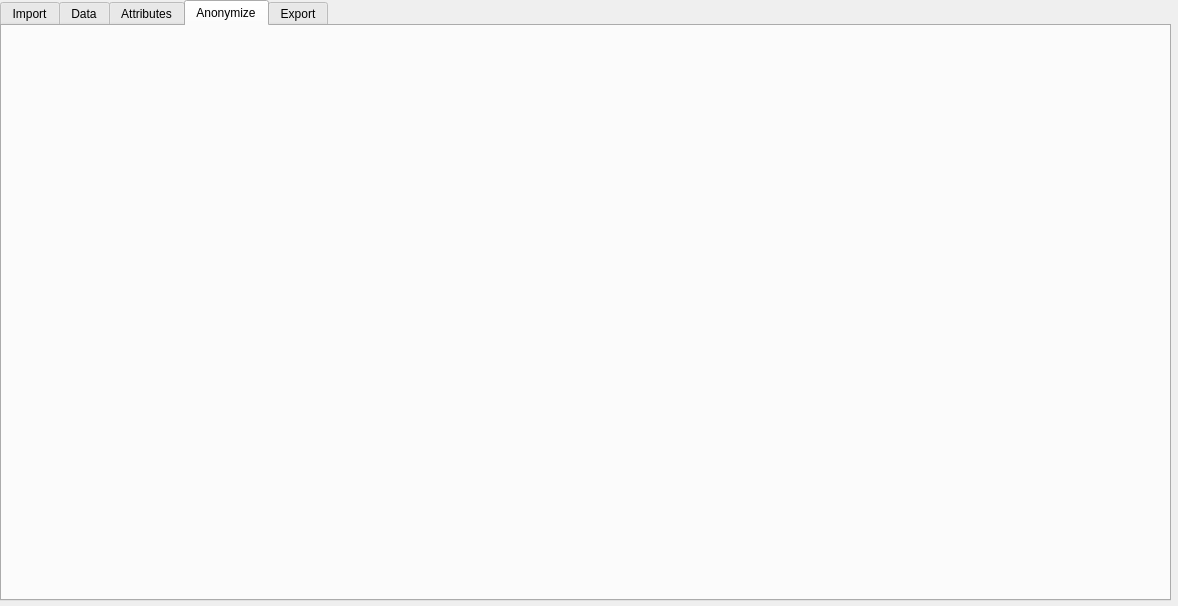
Before: the Qt Designer form Application.ui in brunoguedelha99/Tese, drawn with Qt 5.
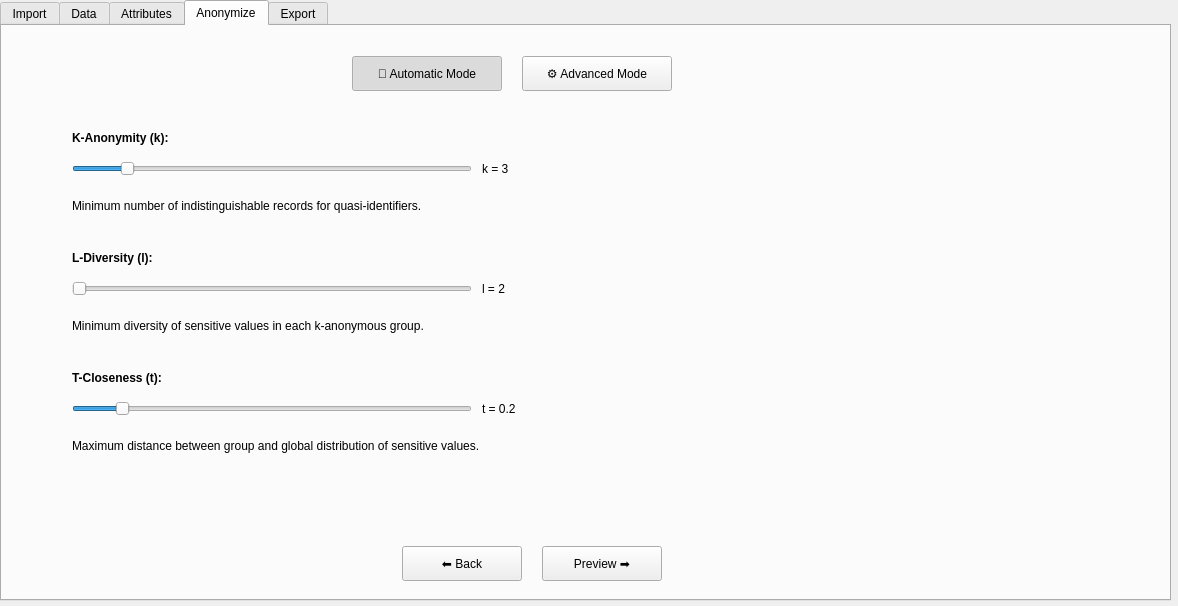
After: the same form once the commit is applied. The open tabs and pages were chosen to show the change.

Commit message: Anonymization tab

```diff
--- a/Application.ui
+++ b/Application.ui
@@ -103,6 +103,338 @@
     <attribute name="title">
      <string>Anonymize</string>
     </attribute>
+    
+    <!-- Mode Toggle Buttons -->
+    <widget class="QPushButton" name="pushButtonAutoMode">
+     <property name="geometry">
+      <rect>
+       <x>350</x>
+       <y>30</y>
+       <width>150</width>
+       <height>35</height>
+      </rect>
+     </property>
+     <property name="text">
+      <string>🎯 Automatic Mode</string>
+     </property>
+     <property name="checkable">
+      <bool>true</bool>
+     </property>
+     <property name="checked">
+      <bool>true</bool>
+     </property>
+    </widget>
+    
+    <widget class="QPushButton" name="pushButtonAdvancedMode">
+     <property name="geometry">
+      <rect>
+       <x>520</x>
+       <y>30</y>
+       <width>150</width>
+       <height>35</height>
+      </rect>
+     </property>
+     <property name="text">
+      <string>⚙️ Advanced Mode</string>
+     </property>
+     <property name="checkable">
+      <bool>true</bool>
+     </property>
+    </widget>
+    
+    <!-- Stacked Widget para alternar entre modos -->
+    <widget class="QStackedWidget" name="stackedWidgetAnonymize">
+     <property name="geometry">
+      <rect>
+       <x>50</x>
+       <y>80</y>
+       <width>1070</width>
+       <height>420</height>
+      </rect>
+     </property>
+     <property name="currentIndex">
+      <number>0</number>
+     </property>
+     
+     <!-- Página 0: Automatic Mode -->
+     <widget class="QWidget" name="pageAutoMode">
+      
+      <!-- K-Anonymity -->
+      <widget class="QLabel" name="labelKAnonymity">
+       <property name="geometry">
+        <rect>
+         <x>20</x>
+         <y>20</y>
+         <width>200</width>
+         <height>25</height>
+        </rect>
+       </property>
+       <property name="text">
+        <string>&lt;b&gt;K-Anonymity (k):&lt;/b&gt;</string>
+       </property>
+      </widget>
+      
+      <widget class="QSlider" name="sliderKAnonymity">
+       <property name="geometry">
+        <rect>
+         <x>20</x>
+         <y>50</y>
+         <width>400</width>
+         <height>25</height>
+        </rect>
+       </property>
+       <property name="minimum">
+        <number>2</number>
+       </property>
+       <property name="maximum">
+        <number>10</number>
+       </property>
+       <property name="value">
+        <number>3</number>
+       </property>
+       <property name="orientation">
+        <enum>Qt::Horizontal</enum>
+       </property>
+      </widget>
+      
+      <widget class="QLabel" name="labelKValue">
+       <property name="geometry">
+        <rect>
+         <x>430</x>
+         <y>50</y>
+         <width>50</width>
+         <height>25</height>
+        </rect>
+       </property>
+       <property name="text">
+        <string>k = 3</string>
+       </property>
+      </widget>
+      
+      <widget class="QLabel" name="labelKDescription">
+       <property name="geometry">
+        <rect>
+         <x>20</x>
+         <y>80</y>
+         <width>600</width>
+         <height>40</height>
+        </rect>
+       </property>
+       <property name="text">
+        <string>Minimum number of indistinguishable records for quasi-identifiers.</string>
+       </property>
+       <property name="wordWrap">
+        <bool>true</bool>
+       </property>
+      </widget>
+      
+      <!-- L-Diversity -->
+      <widget class="QLabel" name="labelLDiversity">
+       <property name="geometry">
+        <rect>
+         <x>20</x>
+         <y>140</y>
+         <width>200</width>
+         <height>25</height>
+        </rect>
+       </property>
+       <property name="text">
+        <string>&lt;b&gt;L-Diversity (l):&lt;/b&gt;</string>
+       </property>
+      </widget>
+      
+      <widget class="QSlider" name="sliderLDiversity">
+       <property name="geometry">
+        <rect>
+         <x>20</x>
+         <y>170</y>
+         <width>400</width>
+         <height>25</height>
+        </rect>
+       </property>
+       <property name="minimum">
+        <number>2</number>
+       </property>
+       <property name="maximum">
+        <number>5</number>
+       </property>
+       <property name="value">
+        <number>2</number>
+       </property>
+       <property name="orientation">
+        <enum>Qt::Horizontal</enum>
+       </property>
+      </widget>
+      
+      <widget class="QLabel" name="labelLValue">
+       <property name="geometry">
+        <rect>
+         <x>430</x>
+         <y>170</y>
+         <width>50</width>
+         <height>25</height>
+        </rect>
+       </property>
+       <property name="text">
+        <string>l = 2</string>
+       </property>
+      </widget>
+      
+      <widget class="QLabel" name="labelLDescription">
+       <property name="geometry">
+        <rect>
+         <x>20</x>
+         <y>200</y>
+         <width>600</width>
+         <height>40</height>
+        </rect>
+       </property>
+       <property name="text">
+        <string>Minimum diversity of sensitive values in each k-anonymous group.</string>
+       </property>
+       <property name="wordWrap">
+        <bool>true</bool>
+       </property>
+      </widget>
+      
+      <!-- T-Closeness -->
+      <widget class="QLabel" name="labelTCloseness">
+       <property name="geometry">
+        <rect>
+         <x>20</x>
+         <y>260</y>
+         <width>200</width>
+         <height>25</height>
+        </rect>
+       </property>
+       <property name="text">
+        <string>&lt;b&gt;T-Closeness (t):&lt;/b&gt;</string>
+       </property>
+      </widget>
+      
+      <widget class="QSlider" name="sliderTCloseness">
+       <property name="geometry">
+        <rect>
+         <x>20</x>
+         <y>290</y>
+         <width>400</width>
+         <height>25</height>
+        </rect>
+       </property>
+       <property name="minimum">
+        <number>1</number>
+       </property>
+       <property name="maximum">
+        <number>10</number>
+       </property>
+       <property name="value">
+        <number>2</number>
+       </property>
+       <property name="orientation">
+        <enum>Qt::Horizontal</enum>
+       </property>
+      </widget>
+      
+      <widget class="QLabel" name="labelTValue">
+       <property name="geometry">
+        <rect>
+         <x>430</x>
+         <y>290</y>
+         <width>50</width>
+         <height>25</height>
+        </rect>
+       </property>
+       <property name="text">
+        <string>t = 0.2</string>
+       </property>
+      </widget>
+      
+      <widget class="QLabel" name="labelTDescription">
+       <property name="geometry">
+        <rect>
+         <x>20</x>
+         <y>320</y>
+         <width>600</width>
+         <height>40</height>
+        </rect>
+       </property>
+       <property name="text">
+        <string>Maximum distance between group and global distribution of sensitive values.</string>
+       </property>
+       <property name="wordWrap">
+        <bool>true</bool>
+       </property>
+      </widget>
+      
+     </widget>
+     
+     <!-- Página 1: Advanced Mode -->
+     <widget class="QWidget" name="pageAdvancedMode">
+      
+      <widget class="QLabel" name="labelAdvancedInfo">
+       <property name="geometry">
+        <rect>
+         <x>20</x>
+         <y>20</y>
+         <width>1000</width>
+         <height>380</height>
+        </rect>
+       </property>
+       <property name="text">
+        <string>&lt;html&gt;&lt;body&gt;
+&lt;h2&gt;⚙️ Advanced Mode&lt;/h2&gt;
+&lt;p&gt;Configure anonymization techniques manually for each selected attribute.&lt;/p&gt;
+&lt;p&gt;&lt;b&gt;Available Techniques:&lt;/b&gt;&lt;/p&gt;
+&lt;ul&gt;
+&lt;li&gt;&lt;b&gt;Data Masking:&lt;/b&gt; Partially hide sensitive information&lt;/li&gt;
+&lt;li&gt;&lt;b&gt;Generalization:&lt;/b&gt; Replace specific values with ranges&lt;/li&gt;
+&lt;li&gt;&lt;b&gt;Pseudonymization:&lt;/b&gt; Replace identifiers with pseudonyms&lt;/li&gt;
+&lt;li&gt;&lt;b&gt;Suppression:&lt;/b&gt; Remove rare or unique values&lt;/li&gt;
+&lt;li&gt;&lt;b&gt;Perturbation:&lt;/b&gt; Add controlled noise to numerical data&lt;/li&gt;
+&lt;/ul&gt;
+&lt;p&gt;&lt;i&gt;⚠️ Note: Manual configuration may not guarantee K, L, T parameters.&lt;/i&gt;&lt;/p&gt;
+&lt;/body&gt;&lt;/html&gt;</string>
+       </property>
+       <property name="wordWrap">
+        <bool>true</bool>
+       </property>
+       <property name="alignment">
+        <set>Qt::AlignTop</set>
+       </property>
+      </widget>
+      
+     </widget>
+    </widget>
+    
+    <!-- Navigation Buttons -->
+    <widget class="QPushButton" name="pushButtonBackToAttributes">
+     <property name="geometry">
+      <rect>
+       <x>400</x>
+       <y>520</y>
+       <width>120</width>
+       <height>35</height>
+      </rect>
+     </property>
+     <property name="text">
+      <string>⬅️ Back</string>
+     </property>
+    </widget>
+    
+    <widget class="QPushButton" name="pushButtonContinueToPreview">
+     <property name="geometry">
+      <rect>
+       <x>540</x>
+       <y>520</y>
+       <width>120</width>
+       <height>35</height>
+      </rect>
+     </property>
+     <property name="text">
+      <string>Preview ➡️</string>
+     </property>
+    </widget>
+    
    </widget>
    <widget class="QWidget" name="tab_5">
     <attribute name="title">
```
Left out of the diff: 2 changed lines with no effect on the pictures. The commit also changes 1 other file.
